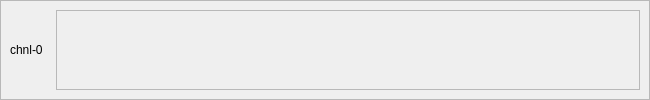
Old version of the form MCIUI/通道波形/chnlwave.ui in the repository sunningxiao/RFSdemo.
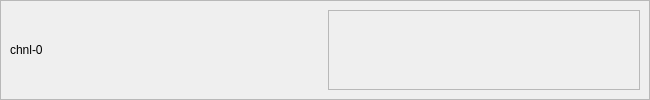
New version of the form.

Diff of the .ui file:
```diff
--- a/MCIUI/通道波形/chnlwave.ui
+++ b/MCIUI/通道波形/chnlwave.ui
@@ -62,12 +62,18 @@
       <enum>QFrame::Raised</enum>
      </property>
      <layout class="QHBoxLayout" name="horizontalLayout_19">
-      <item>
+      <item alignment="Qt::AlignLeft">
        <widget class="QLabel" name="chnl_8">
+        <property name="sizePolicy">
+         <sizepolicy hsizetype="Preferred" vsizetype="Preferred">
+          <horstretch>0</horstretch>
+          <verstretch>0</verstretch>
+         </sizepolicy>
+        </property>
         <property name="minimumSize">
          <size>
-          <width>40</width>
-          <height>0</height>
+          <width>60</width>
+          <height>76</height>
          </size>
         </property>
         <property name="maximumSize">
```
Left out of the diff: 17 changed lines with no effect on the pictures.
